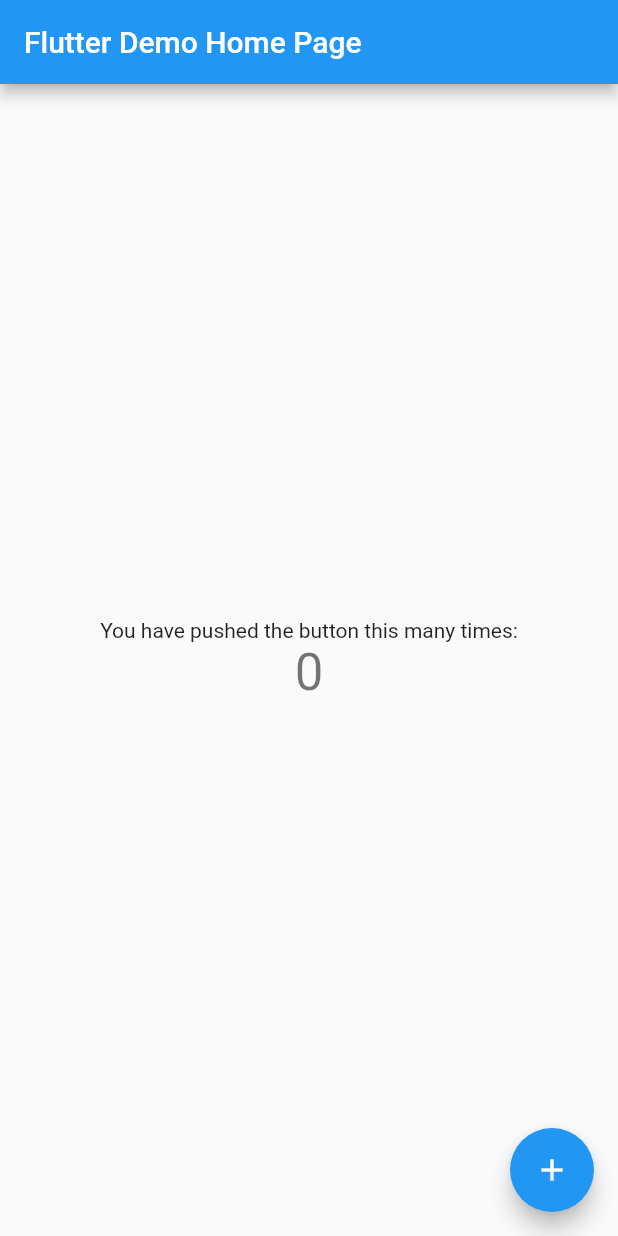
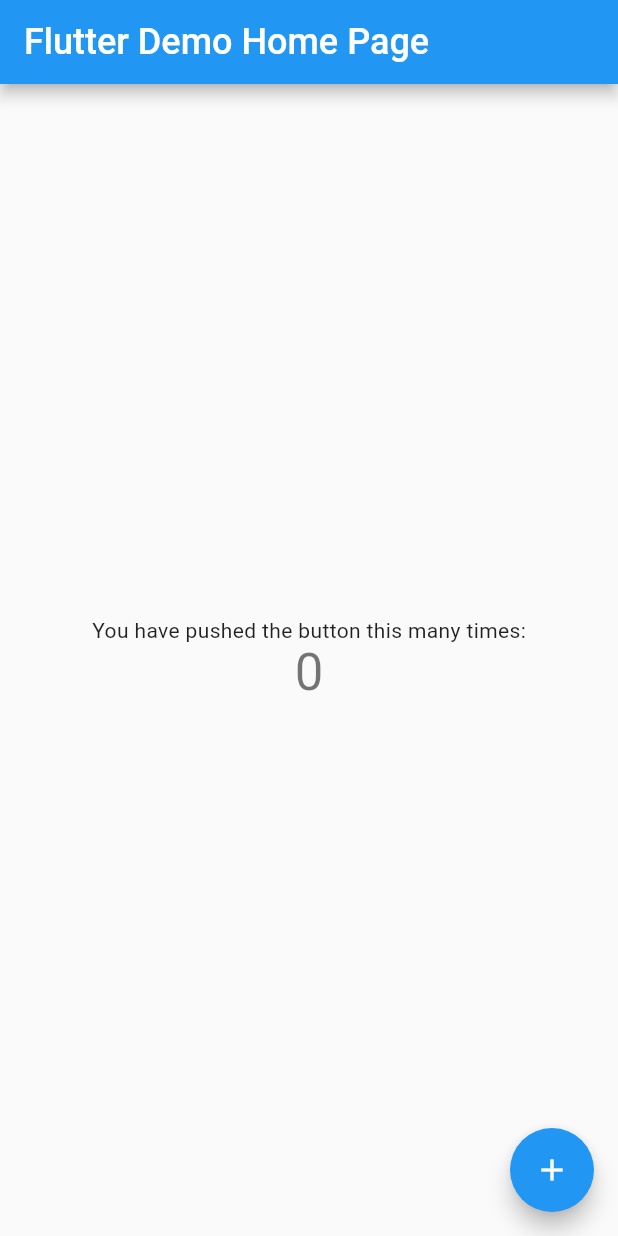
Before and after one commit to tzuchienkao/flutter_ui_practice, a Flutter app: the screen it shows after launch, on a phone screen of 412 x 824 dp. Run offline on Flutter 3.47's test engine with Material 2 defaults, Android fonts, the phone set to English and light mode, and no system bars; our stand-ins replace google_fonts.

Commit message:
feat: 建立文字主題風格、google font 引入練習、檔案分割練習

```diff
--- /dev/null
+++ b/lib/Theme/config.dart
@@ -0,0 +1,6 @@
+import 'package:flutter/material.dart';
+import 'package:flutter_ui_practice/Theme/textTheme.dart';
+
+TextTheme textTheme() {
+  return customTextTheme;
+}
--- a/lib/main.dart
+++ b/lib/main.dart
@@ -1,4 +1,5 @@
 import 'package:flutter/material.dart';
+import 'package:flutter_ui_practice/Theme/config.dart';
 
 void main() {
   runApp(MyApp());
@@ -11,20 +12,9 @@ class MyApp extends StatelessWidget {
     return MaterialApp(
       title: 'Flutter Demo',
       theme: ThemeData(
-        // This is the theme of your application.
-        //
-        // Try running your application with "flutter run". You'll see the
-        // application has a blue toolbar. Then, without quitting the app, try
-        // changing the primarySwatch below to Colors.green and then invoke
-        // "hot reload" (press "r" in the console where you ran "flutter run",
-        // or simply save your changes to "hot reload" in a Flutter IDE).
-        // Notice that the counter didn't reset back to zero; the application
-        // is not restarted.
         primarySwatch: Colors.blue,
-        // This makes the visual density adapt to the platform that you run
-        // the app on. For desktop platforms, the controls will be smaller and
-        // closer together (more dense) than on mobile platforms.
         visualDensity: VisualDensity.adaptivePlatformDensity,
+        textTheme: textTheme(),
       ),
       home: MyHomePage(title: 'Flutter Demo Home Page'),
     );
@@ -75,7 +65,7 @@ class _MyHomePageState extends State<MyHomePage> {
       appBar: AppBar(
         // Here we take the value from the MyHomePage object that was created by
         // the App.build method, and use it to set our appbar title.
-        title: Text(widget.title),
+        title: Text(widget.title, style: TextStyle(fontSize: textTheme().headline5.fontSize)),
       ),
       body: Center(
         // Center is a layout widget. It takes a single child and positions it
--- a/pubspec.yaml
+++ b/pubspec.yaml
@@ -24,10 +24,9 @@ dependencies:
   flutter:
     sdk: flutter
 
+  cupertino_icons: ^1.0.0
 
-  # The following adds the Cupertino Icons font to your application.
-  # Use with the CupertinoIcons class for iOS style icons.
-  cupertino_icons: ^1.0.0
+  google_fonts: ^2.0.0
 
 dev_dependencies:
   flutter_test:
```
Also changed, not shown: lib/Theme/textTheme.dart (added, +29 -0 lines), pubspec.lock.
